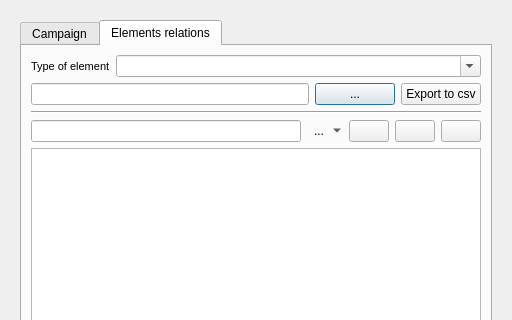
This is core/ui/toolbars/cm/add_campaign_visit_old.ui in Giswater/giswater_qgis_plugin as Qt 5 draws it before an edit; both pictures show x 0 to 512 and y 0 to 320 of the 512 by 706 pixel window. The edited form follows.
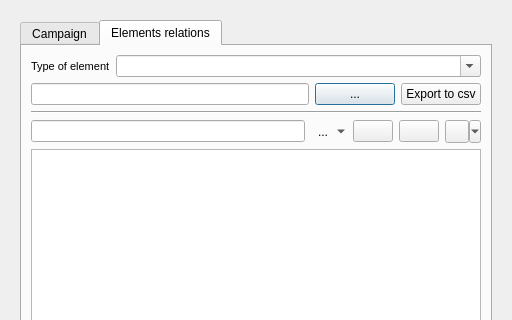
This is the edited form. The open tabs and pages were chosen to show the change. Icons and pictures are not drawn.

Commit message: enhan(selection): Add more selectin mode in cm

Patch:
```diff
--- a/core/ui/toolbars/cm/add_campaign_visit_old.ui
+++ b/core/ui/toolbars/cm/add_campaign_visit_old.ui
@@ -505,13 +505,12 @@
              </widget>
             </item>
             <item>
-             <widget class="QPushButton" name="btn_feature_snapping">
+             <widget class="QToolButton" name="btn_snapping">
               <property name="text">
                <string/>
               </property>
-              <property name="icon">
-               <iconset>
-                <normaloff>../icons/137.png</normaloff>../icons/137.png</iconset>
+              <property name="popupMode">
+               <enum>QToolButton::MenuButtonPopup</enum>
               </property>
              </widget>
             </item>
```
Left out of the diff: 1 changed line with no effect on the pictures. The commit also changes 7 other files.
